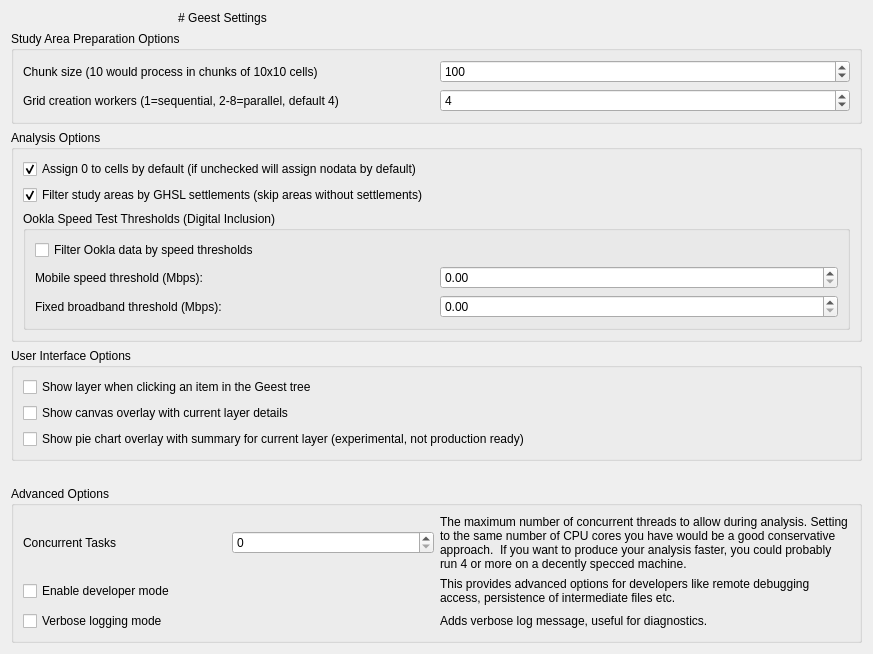
The window that geest/ui/geest_settings_base.ui (worldbank/GEEST) describes before a commit, drawn with Qt 5.
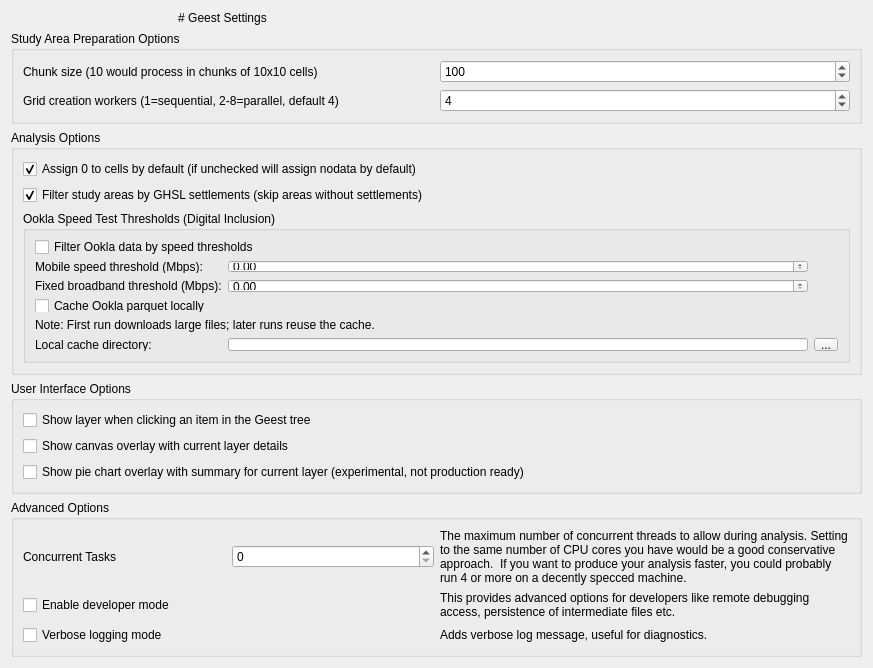
The same window after the commit.

Commit message: Add local caching options for Ookla parquet files in settings

Patch:
```diff
--- a/geest/ui/geest_settings_base.ui
+++ b/geest/ui/geest_settings_base.ui
@@ -155,6 +155,43 @@
            </property>
           </widget>
          </item>
+         <item row="3" column="0" colspan="2">
+          <widget class="QCheckBox" name="ookla_use_local_cache">
+           <property name="text">
+            <string>Cache Ookla parquet locally</string>
+           </property>
+           <property name="checked">
+            <bool>false</bool>
+           </property>
+          </widget>
+         </item>
+         <item row="4" column="0" colspan="2">
+          <widget class="QLabel" name="label_ookla_cache_note">
+           <property name="text">
+            <string>Note: First run downloads large files; later runs reuse the cache.</string>
+           </property>
+           <property name="wordWrap">
+            <bool>true</bool>
+           </property>
+          </widget>
+         </item>
+         <item row="5" column="0">
+          <widget class="QLabel" name="label_ookla_cache_dir">
+           <property name="text">
+            <string>Local cache directory:</string>
+           </property>
+          </widget>
+         </item>
+         <item row="5" column="1">
+          <widget class="QLineEdit" name="ookla_cache_dir"/>
+         </item>
+         <item row="5" column="2">
+          <widget class="QToolButton" name="ookla_cache_dir_browse">
+           <property name="text">
+            <string>...</string>
+           </property>
+          </widget>
+         </item>
         </layout>
        </widget>
       </item>
```
The commit also changes 2 other files.
